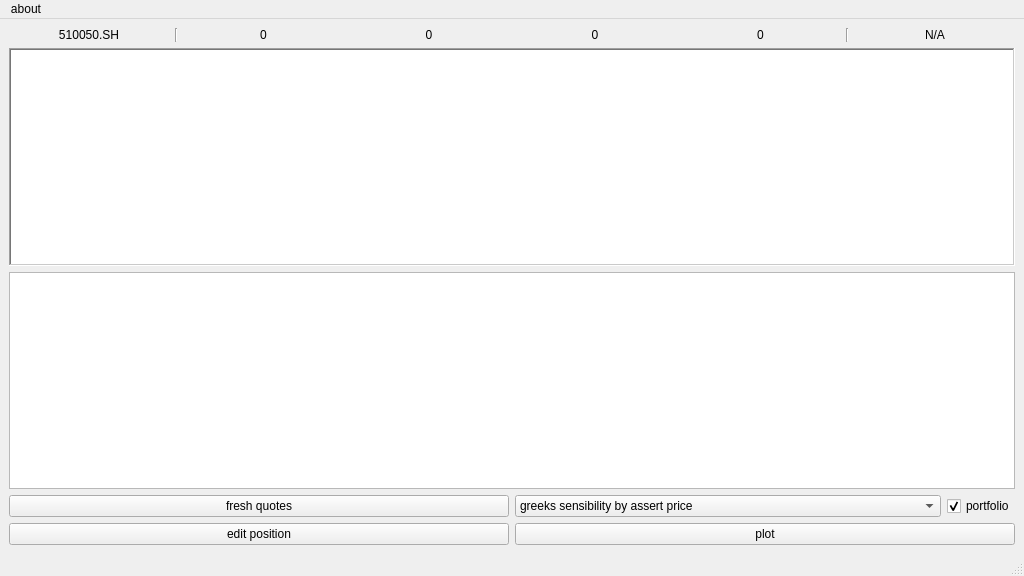
The window that qt_ui/main_window.ui (tpoy0099/option_calculator) describes before a commit, drawn with Qt 5.
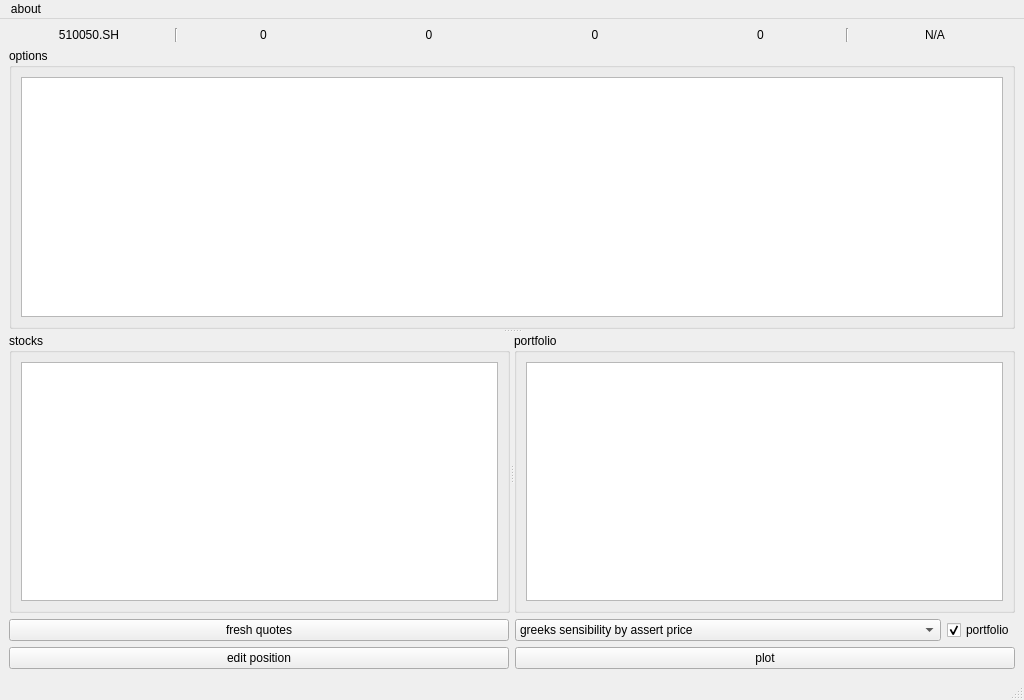
The same window after the commit.

```diff
--- a/qt_ui/main_window.ui
+++ b/qt_ui/main_window.ui
@@ -7,16 +7,14 @@
     <x>0</x>
     <y>0</y>
     <width>1024</width>
-    <height>576</height>
+    <height>700</height>
    </rect>
   </property>
   <property name="windowTitle">
    <string>Option Calculator</string>
   </property>
   <widget class="QWidget" name="centralwidget">
-   <layout class="QGridLayout" name="gridLayout_3">
-    <item row="0" column="0">
-     <layout class="QGridLayout" name="gridLayout_2">
+   <layout class="QGridLayout" name="gridLayout_5">
       <item row="0" column="0">
        <layout class="QHBoxLayout" name="horizontalLayout">
         <item>
@@ -95,7 +93,69 @@
         </item>
        </layout>
       </item>
-      <item row="3" column="0">
+    <item row="1" column="0">
+     <widget class="QSplitter" name="splitter_2">
+      <property name="orientation">
+       <enum>Qt::Vertical</enum>
+      </property>
+      <widget class="QGroupBox" name="groupBox">
+       <property name="title">
+        <string>options</string>
+       </property>
+       <layout class="QGridLayout" name="gridLayout_2">
+        <item row="0" column="0">
+         <widget class="QTableView" name="position_vtable">
+          <property name="frameShape">
+           <enum>QFrame::StyledPanel</enum>
+          </property>
+          <property name="editTriggers">
+           <set>QAbstractItemView::NoEditTriggers</set>
+          </property>
+          <property name="alternatingRowColors">
+           <bool>true</bool>
+          </property>
+         </widget>
+        </item>
+       </layout>
+      </widget>
+      <widget class="QSplitter" name="splitter">
+       <property name="orientation">
+        <enum>Qt::Horizontal</enum>
+       </property>
+       <widget class="QGroupBox" name="groupBox_3">
+        <property name="title">
+         <string>stocks</string>
+        </property>
+        <layout class="QGridLayout" name="gridLayout_4">
+         <item row="0" column="0">
+          <widget class="QTableView" name="stock_position_vtable"/>
+         </item>
+        </layout>
+        <zorder>stock_position_vtable</zorder>
+        <zorder>stock_position_vtable</zorder>
+        <zorder>stock_position_vtable</zorder>
+       </widget>
+       <widget class="QGroupBox" name="groupBox_2">
+        <property name="title">
+         <string>portfolio</string>
+        </property>
+        <layout class="QGridLayout" name="gridLayout_3">
+         <item row="0" column="0">
+          <widget class="QTableView" name="portfolio_vtable">
+           <property name="editTriggers">
+            <set>QAbstractItemView::NoEditTriggers</set>
+           </property>
+           <property name="alternatingRowColors">
+            <bool>true</bool>
+           </property>
+          </widget>
+         </item>
+        </layout>
+       </widget>
+      </widget>
+     </widget>
+    </item>
+    <item row="2" column="0">
        <layout class="QGridLayout" name="gridLayout">
         <item row="0" column="0">
          <widget class="QPushButton" name="fresh_quotes_button">
@@ -154,13 +214,6 @@
           </item>
          </layout>
         </item>
-        <item row="1" column="0">
-         <widget class="QPushButton" name="edit_position_button">
-          <property name="text">
-           <string>edit position</string>
-          </property>
-         </widget>
-        </item>
         <item row="1" column="1">
          <widget class="QPushButton" name="plot_button">
           <property name="text">
@@ -168,28 +221,10 @@
           </property>
          </widget>
         </item>
-       </layout>
-      </item>
       <item row="1" column="0">
-       <widget class="QTableView" name="position_vtable">
-        <property name="frameShape">
-         <enum>QFrame::WinPanel</enum>
-        </property>
-        <property name="editTriggers">
-         <set>QAbstractItemView::NoEditTriggers</set>
-        </property>
-        <property name="alternatingRowColors">
-         <bool>true</bool>
-        </property>
-       </widget>
-      </item>
-      <item row="2" column="0">
-       <widget class="QTableView" name="portfolio_vtable">
-        <property name="editTriggers">
-         <set>QAbstractItemView::NoEditTriggers</set>
-        </property>
-        <property name="alternatingRowColors">
-         <bool>true</bool>
+       <widget class="QPushButton" name="edit_position_button">
+        <property name="text">
+         <string>edit position</string>
         </property>
        </widget>
       </item>
@@ -214,7 +249,7 @@
    </widget>
    <addaction name="menuAbout"/>
   </widget>
-  <widget class="QStatusBar" name="statusbar"/>
+  <widget class="QStatusBar" name="statusBar"/>
   <action name="actionAbout">
    <property name="text">
     <string>about</string>
```
Lines whose indentation alone changed are shown as unchanged.
